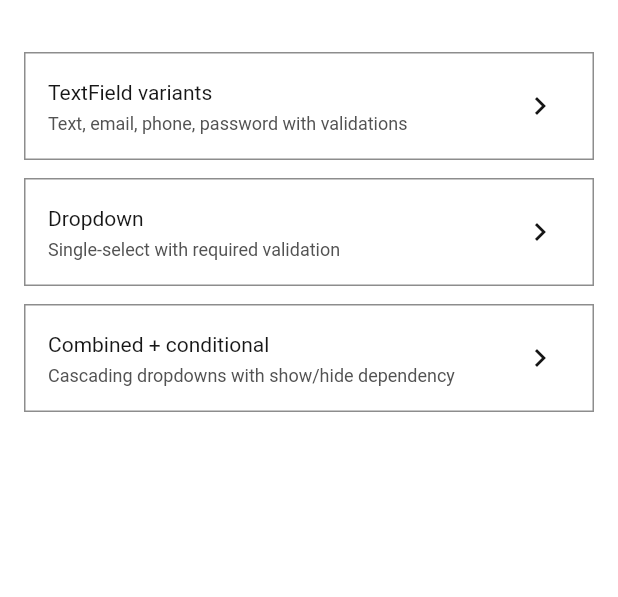
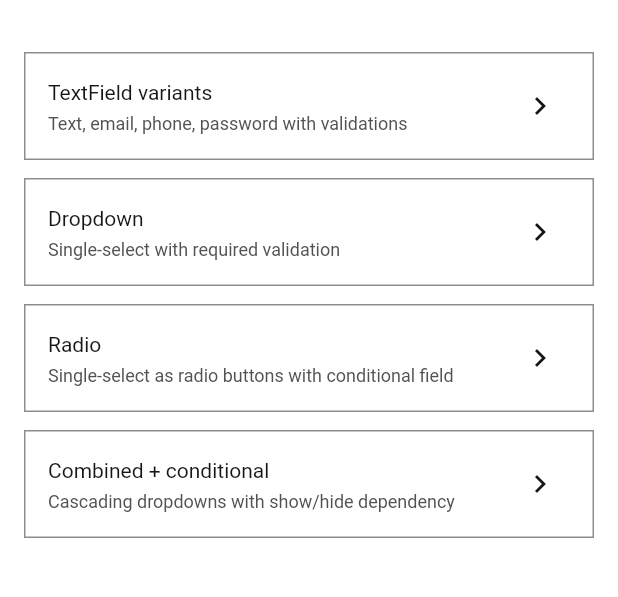
Before and after one commit to Asif-Faizal/Flutter-Form-Engine, a Flutter app: the screen it shows after launch, on a phone screen of 412 x 824 dp, the part 56-653 px from its top. Run offline on Flutter 3.47's test engine with Material 3 defaults, Android fonts, the phone set to English and light mode, and no system bars; our stand-ins replace equatable, flutter_bloc, get_it; Roboto replaces fonts that are missing (IBMPlexSans).

Commit message:
feat: add radio field widget with documentation and demo
- Add RadioFieldWidget for single-select radio button groups
- Register FieldType.radio in FormEngineLocator
- Add docs/fields/radio.md with JSON schema and usage examples
- Add Radio demo screen to the example app

Co-authored-by: Mohammed Asif <Asif-Faizal@users.noreply.github.com>

```diff
--- a/example/lib/screens/home_screen.dart
+++ b/example/lib/screens/home_screen.dart
@@ -2,6 +2,7 @@ import 'package:flutter/material.dart';
 
 import 'combined_demo_screen.dart';
 import 'dropdown_demo_screen.dart';
+import 'radio_demo_screen.dart';
 import 'text_field_demo_screen.dart';
 
 class HomeScreen extends StatelessWidget {
@@ -31,6 +32,16 @@ class HomeScreen extends StatelessWidget {
               context,
               MaterialPageRoute(
                 builder: (_) => const DropdownDemoScreen(),
+              ),
+            ),
+          ),
+          _DemoTile(
+            title: 'Radio',
+            subtitle: 'Single-select as radio buttons with conditional field',
+            onTap: () => Navigator.push(
+              context,
+              MaterialPageRoute(
+                builder: (_) => const RadioDemoScreen(),
               ),
             ),
           ),
--- a/lib/flutter_form_engine.dart
+++ b/lib/flutter_form_engine.dart
@@ -41,6 +41,7 @@ export 'src/widgets/form_engine_widget.dart';
 export 'src/widgets/fields/base_field_widget.dart';
 export 'src/widgets/fields/text_field_widget.dart';
 export 'src/widgets/fields/dropdown_field_widget.dart';
+export 'src/widgets/fields/radio_field_widget.dart';
 
 // DI
 export 'src/di/form_engine_locator.dart';
--- a/lib/src/di/form_engine_locator.dart
+++ b/lib/src/di/form_engine_locator.dart
@@ -10,6 +10,7 @@ import '../validation/validation_rule_registry.dart';
 import '../options/dependent_options_resolver.dart';
 import '../theme/form_engine_theme.dart';
 import '../widgets/fields/dropdown_field_widget.dart';
+import '../widgets/fields/radio_field_widget.dart';
 import '../widgets/fields/text_field_widget.dart';
 
 /// Call [FormEngineLocator.setup()] once in your app's main() before
@@ -115,6 +116,28 @@ abstract final class FormEngineLocator {
             resolvedOptions: resolvedOptions,
           ),
     );
+
+    registry.register(
+      FieldType.radio,
+      ({
+        required schema,
+        required value,
+        required error,
+        required enabled,
+        required onChanged,
+        required onFocusLost,
+        required resolvedOptions,
+      }) =>
+          RadioFieldWidget(
+            schema: schema,
+            value: value,
+            error: error,
+            enabled: enabled,
+            onChanged: onChanged,
+            onFocusLost: onFocusLost,
+            resolvedOptions: resolvedOptions,
+          ),
+    );
   }
 
   static FieldValidator get validator => _locator<FieldValidator>();
```
Also changed, not shown: example/lib/screens/radio_demo_screen.dart (added, +69 -0 lines), lib/src/widgets/fields/radio_field_widget.dart (added, +59 -0 lines), 1 other file.
